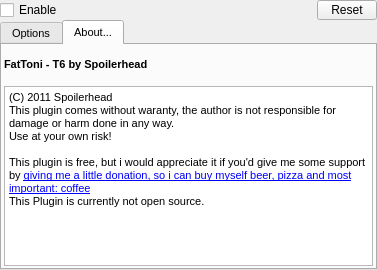
spoilerhead/asp_plugins, file FatToni/FatToniPlugin.ui: the form before one commit.
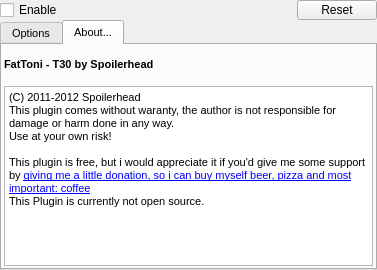
The form after the commit. The open tabs and pages were chosen to show the change. Icons and pictures are not drawn. Custom widgets are drawn as their Qt base class.

What changed in the file:
```diff
--- a/FatToni/FatToniPlugin.ui
+++ b/FatToni/FatToniPlugin.ui
@@ -88,7 +88,7 @@
        </property>
        <property name="maximumSize">
         <size>
-         <width>60</width>
+         <width>120</width>
          <height>20</height>
         </size>
        </property>
@@ -859,11 +859,11 @@
           </size>
          </property>
          <property name="html">
-          <string>&lt;!DOCTYPE HTML PUBLIC &quot;-//W3C//DTD HTML 4.0//EN&quot; &quot;http://www.w3.org/TR/REC-html40/strict.dtd&quot;&gt;
+          <string notr="true">&lt;!DOCTYPE HTML PUBLIC &quot;-//W3C//DTD HTML 4.0//EN&quot; &quot;http://www.w3.org/TR/REC-html40/strict.dtd&quot;&gt;
 &lt;html&gt;&lt;head&gt;&lt;meta name=&quot;qrichtext&quot; content=&quot;1&quot; /&gt;&lt;style type=&quot;text/css&quot;&gt;
 p, li { white-space: pre-wrap; }
 &lt;/style&gt;&lt;/head&gt;&lt;body style=&quot; font-family:'Sans Serif'; font-size:8pt; font-weight:400; font-style:normal;&quot;&gt;
-&lt;p style=&quot; margin-top:0px; margin-bottom:0px; margin-left:0px; margin-right:0px; -qt-block-indent:0; text-indent:0px;&quot;&gt;&lt;span style=&quot; font-family:'Sans';&quot;&gt;(C) 2011 Spoilerhead&lt;/span&gt;&lt;/p&gt;
+&lt;p style=&quot; margin-top:0px; margin-bottom:0px; margin-left:0px; margin-right:0px; -qt-block-indent:0; text-indent:0px;&quot;&gt;&lt;span style=&quot; font-family:'Sans';&quot;&gt;(C) 2011-2012 Spoilerhead&lt;/span&gt;&lt;/p&gt;
 &lt;p style=&quot; margin-top:0px; margin-bottom:0px; margin-left:0px; margin-right:0px; -qt-block-indent:0; text-indent:0px;&quot;&gt;&lt;span style=&quot; font-family:'Sans';&quot;&gt;This plugin comes without waranty, the author is not responsible for damage or harm done in any way.&lt;/span&gt;&lt;/p&gt;
 &lt;p style=&quot; margin-top:0px; margin-bottom:0px; margin-left:0px; margin-right:0px; -qt-block-indent:0; text-indent:0px;&quot;&gt;&lt;span style=&quot; font-family:'Sans';&quot;&gt;Use at your own risk!&lt;/span&gt;&lt;/p&gt;
 &lt;p style=&quot;-qt-paragraph-type:empty; margin-top:0px; margin-bottom:0px; margin-left:0px; margin-right:0px; -qt-block-indent:0; text-indent:0px; font-family:'Sans';&quot;&gt;&lt;/p&gt;
@@ -886,7 +886,7 @@
           </font>
          </property>
          <property name="text">
-          <string notr="true" extracomment="version info">FatToni - T6 by Spoilerhead</string>
+          <string notr="true" extracomment="version info">FatToni - T30 by Spoilerhead</string>
          </property>
         </widget>
        </item>
```
Left out of the diff: 4 changed lines with no effect on the pictures.
